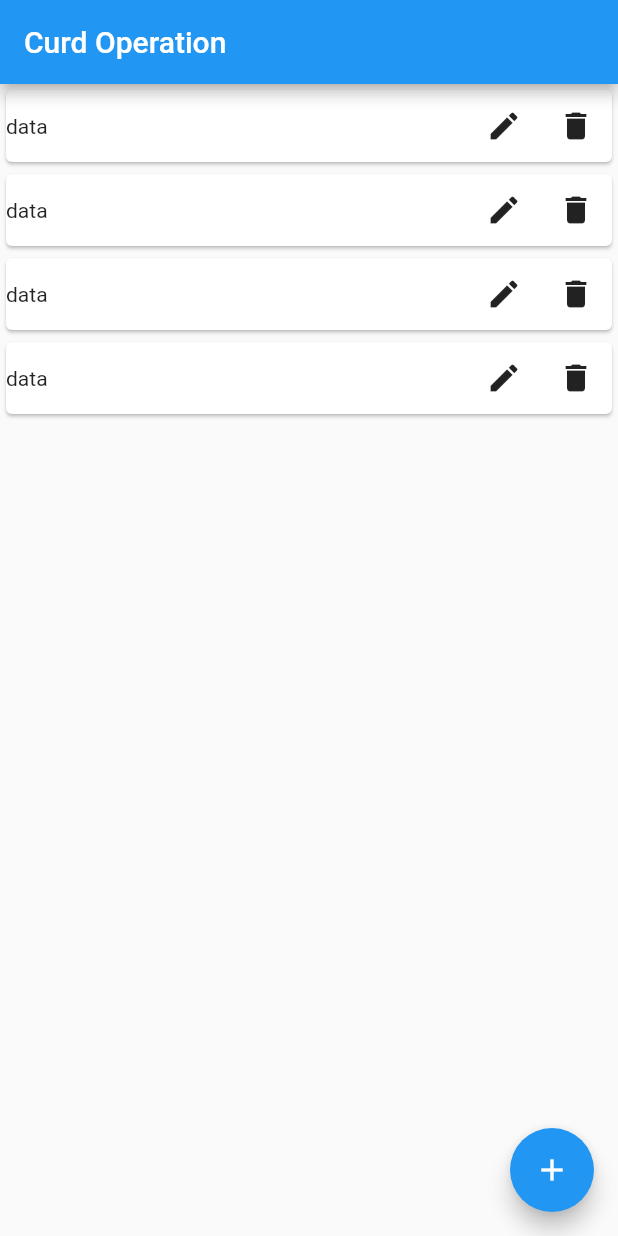
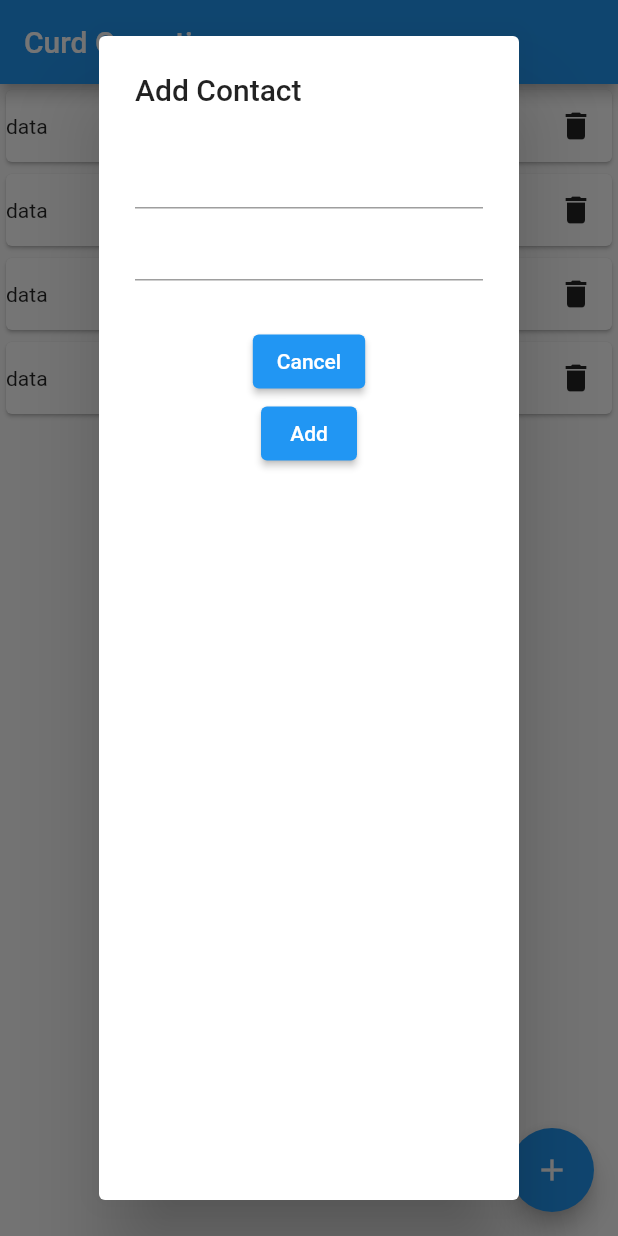
Before and after one commit to HastagKc/Flutter_projects, a Flutter app: the screen it shows after launch, after a tap on the "add" icon, on a phone screen of 412 x 824 dp. Run offline on Flutter 3.47's test engine with Material 2 defaults, Android fonts, the light colour scheme and no system bars; our stand-ins replace get, google_fonts.

Commit message:
creating ui for curd app

```diff
--- /dev/null
+++ b/curd_operation/lib/contact.dart
@@ -0,0 +1,9 @@
+class Contact {
+  final String name;
+  final String email;
+
+  Contact({
+    required this.name,
+    required this.email,
+  });
+}
--- a/curd_operation/lib/home_page.dart
+++ b/curd_operation/lib/home_page.dart
@@ -1,8 +1,10 @@
+import 'package:curd_operation/contact.dart';
 import 'package:flutter/material.dart';
 
 class HomePage extends StatelessWidget {
-  const HomePage({Key? key}) : super(key: key);
+  HomePage({Key? key}) : super(key: key);
 
+  List<Contact> constacts = [];
   @override
   Widget build(BuildContext context) {
     return Scaffold(
@@ -10,7 +12,26 @@ class HomePage extends StatelessWidget {
         title: const Text('Curd Operation'),
       ),
       floatingActionButton: FloatingActionButton(
-        onPressed: () {},
+        onPressed: () {
+          showDialog(
+              context: context,
+              builder: (BuildContext context) {
+                return AlertDialog(
+                  title: const Text('Add Contact'),
+                  content: Column(
+                    children: [
+                      TextField(),
+                      TextField(),
+                      const SizedBox(height: 30),
+                      ElevatedButton(
+                          onPressed: () {}, child: const Text("Cancel")),
+                      ElevatedButton(
+                          onPressed: () {}, child: const Text("Add")),
+                    ],
+                  ),
+                );
+              });
+        },
         child: const Icon(Icons.add),
       ),
       body: Container(
--- a/curd_operation/lib/main.dart
+++ b/curd_operation/lib/main.dart
@@ -14,7 +14,7 @@ class MyApp extends StatelessWidget {
     return GetMaterialApp(
       debugShowCheckedModeBanner: false,
       title: 'Curd',
-      home: const HomePage(),
+      home: HomePage(),
     );
   }
 }
```
